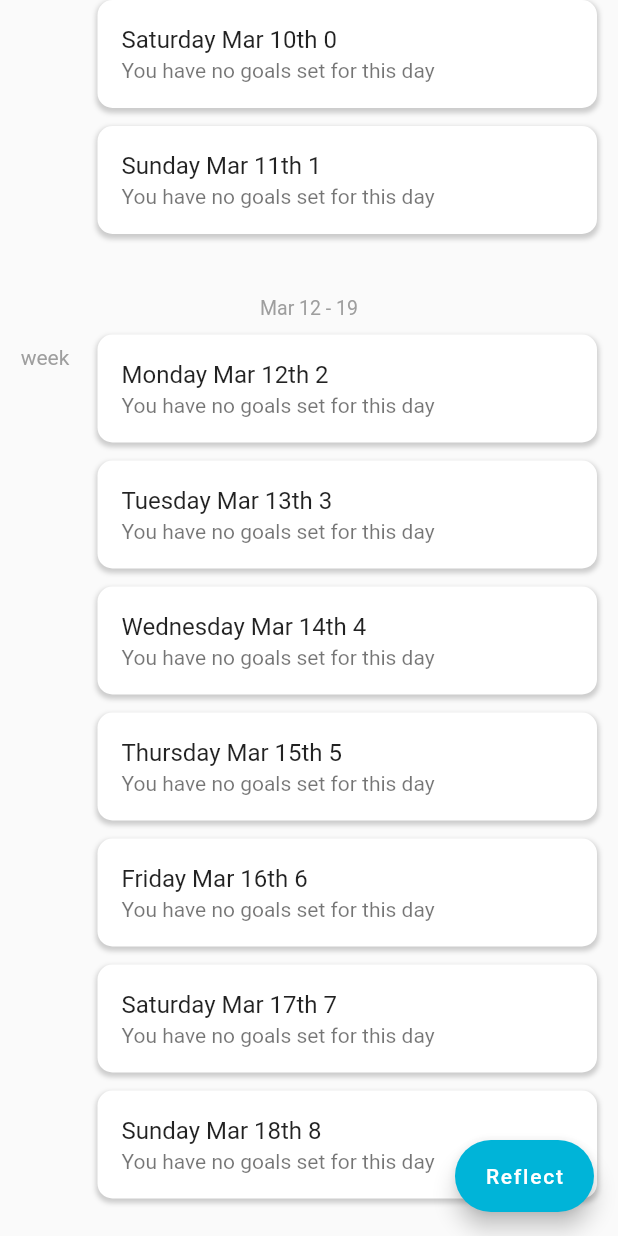
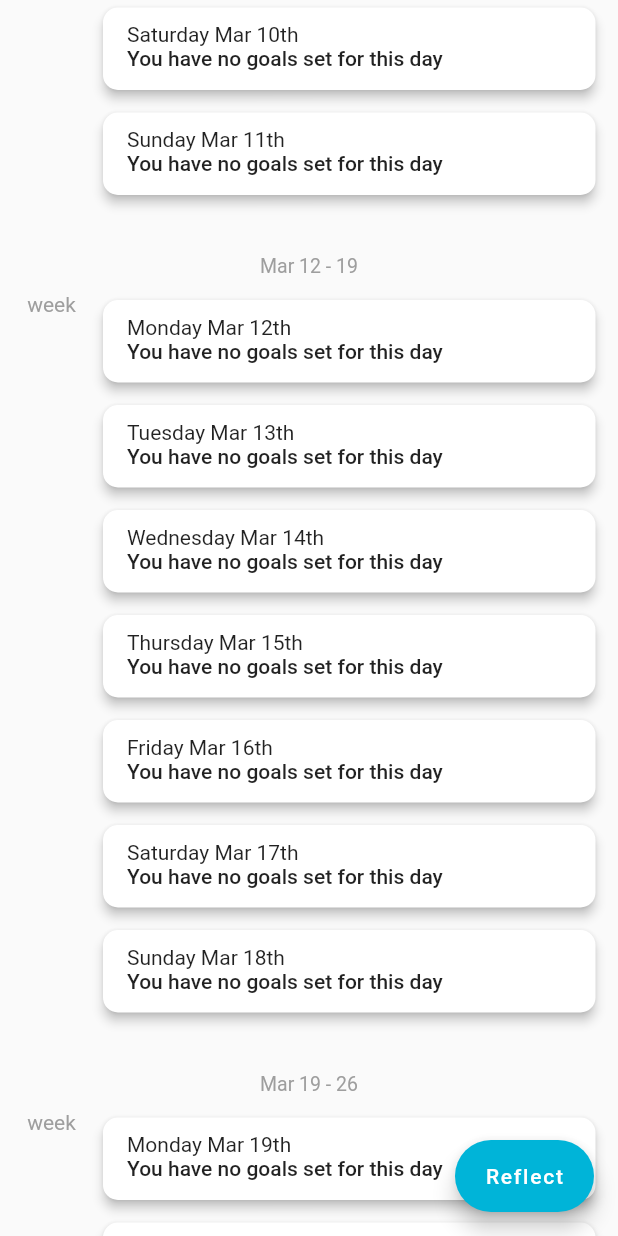
Before and after one commit to Sempakonka/dailygoalsapp, a Flutter app: the screen it shows after launch, on a phone screen of 412 x 824 dp. Run offline on Flutter 3.47's test engine with Material 2 defaults, Android fonts, the phone set to English and light mode, and no system bars; drawn by our look-alikes of scrollable_positioned_list; our stand-ins replace jiffy, tuple; missing offline and left inert: dart:ffi.

Commit message:
fixed render overflow in reflect page

```diff
--- a/lib/main.dart
+++ b/lib/main.dart
@@ -10,6 +10,7 @@ import 'package:flutter/material.dart';
 import 'package:flutter/scheduler.dart';
 import 'package:jiffy/jiffy.dart';
 import 'package:scrollable_positioned_list/scrollable_positioned_list.dart';
+import 'package:tuple/tuple.dart';
 
 void main() => runApp(
       MaterialApp(
@@ -57,7 +58,6 @@ class _HomePageState extends State<HomePage> {
       if (beginDate == curr) {
         escape = true;
       }
-      //   print(index);
       if (index > 4000) {
         escape = true;
       }
@@ -112,7 +112,6 @@ class _HomePageState extends State<HomePage> {
         });
       }
     });
-//    print("$showUp $showDown");
 
     currentDayIndex = _calculateCurrentDayIndex(previousMonth);
     SchedulerBinding.instance.addPostFrameCallback((_) {
@@ -121,20 +120,23 @@ class _HomePageState extends State<HomePage> {
         _scrollController.jumpTo(index: currentDayIndex);
       }
     });
-    if (isChoosingDayToReflect == null){
+    if (isChoosingDayToReflect == null) {
       isChoosingDayToReflect = false;
     }
     return Scaffold(
-      appBar:  isChoosingDayToReflect ? AppBar(
+      appBar: isChoosingDayToReflect
+          ? AppBar(
               elevation: 0,
               backgroundColor: Colors.transparent,
               leading: Container(),
               centerTitle: true,
-        title:
-
-          Text("Select a day", style: TextStyle(color: Theme.of(context).primaryColor), textAlign: TextAlign.center,),
-
-      ) : null,
+              title: Text(
+                "Select a day",
+                style: TextStyle(color: Theme.of(context).primaryColor),
+                textAlign: TextAlign.center,
+              ),
+            )
+          : null,
       body: ScrollablePositionedList.builder(
         itemPositionsListener: _positionListener,
         itemScrollController: _scrollController,
@@ -145,7 +147,8 @@ class _HomePageState extends State<HomePage> {
       floatingActionButton: Stack(
         alignment: AlignmentDirectional.center,
         children: [
-       !isChoosingDayToReflect ?   Align(
+          !isChoosingDayToReflect
+              ? Align(
                   alignment: Alignment.bottomRight,
                   child: FloatingActionButton.extended(
                     heroTag: "btn1",
@@ -155,7 +158,8 @@ class _HomePageState extends State<HomePage> {
                       Navigator.pushNamed(context, Reflect.routeName);
                     },
                   ),
-          ) : Container(),
+                )
+              : Container(),
           showDown
               ? Align(
                   alignment: AlignmentDirectional.bottomStart,
@@ -232,15 +236,10 @@ class _HomePageState extends State<HomePage> {
   Widget buildGoalsList(BuildContext context, DateTime dateTime, index) {
     DateTime onClickDate =
         new DateTime(dateTime.year, dateTime.month, (dateTime.day + index));
-    String curr = getCurrentDay().toString();
 
-    if (index > currentDayIndex + 30 || index < currentDayIndex - 30) {
-      //  print("button  and $index");
-    } else {
-      //    print("not button and  $index");
-    }
+    Tuple2<int, int> goalsReflectedOn = checkForReflectedGoals(onClickDate);
 
-    /// The Whole Card
+    /// The Whole item
     return new SizedBox(
       child: Column(
         children: [
@@ -270,13 +269,15 @@ class _HomePageState extends State<HomePage> {
                 )
               : Container(),
 
+          SizedBox(
+            height: goalsReflectedOn == null ? 70 : 110,
+            child: Row(
+              children: [
                 /// The row containing the left section of the card and the card itself.
-          Row(
-            children: [
+
                 /// The left section
-              SizedBox(
-                width: 60,
-                height: 70,
+                Expanded(
+                  flex: 1,
                   child: () {
                     if (onClickDate.weekday == 1 ||
                         onClickDate == getCurrentDay()) {
@@ -323,12 +324,15 @@ class _HomePageState extends State<HomePage> {
                                     /// the week number itself
                                     child: Center(
                                       child: Text(() {
-                                      return Jiffy(onClickDate).week.toString();
+                                        return Jiffy(onClickDate)
+                                            .week
+                                            .toString();
                                       }(),
                                           textAlign: TextAlign.center,
                                           style: TextStyle(
                                               color: Jiffy(onClickDate).week ==
-                                                    Jiffy(getCurrentDay()).week
+                                                      Jiffy(getCurrentDay())
+                                                          .week
                                                   ? Colors.white
                                                   : Theme.of(context)
                                                       .primaryColor,
@@ -348,32 +352,22 @@ class _HomePageState extends State<HomePage> {
 
                 /// the card itself (at the right)
                 Expanded(
-                child: Container(
+                  flex: 5,
+                  child: Padding(
+                    padding: EdgeInsets.fromLTRB(0, 5, 15, 10),
+                    child: RaisedButton(
                       ///decorations
-                  margin:
-                      EdgeInsets.only(left: 5, top: 0, right: 14, bottom: 12),
-                  decoration: BoxDecoration(
                       color: Colors.white,
-                      borderRadius: BorderRadius.only(
-                          topLeft: Radius.circular(10),
-                          topRight: Radius.circular(10),
-                          bottomLeft: Radius.circular(10),
-                          bottomRight: Radius.circular(10)),
-                      boxShadow: [
-                        BoxShadow(
-                          color: Colors.grey.withOpacity(0.5),
-                          spreadRadius: 1,
-                          blurRadius: 2,
-                          offset: Offset(0, 2),
-                        )
-                      ]),
+                      shape: RoundedRectangleBorder(
+                        borderRadius: BorderRadius.circular(10),
+                      ),
+
+                      elevation: 3,
 
                       /// the list tile with the onclick and the title and subtitle
-                  child: ListTile(
-                    onTap: () {
+                      onPressed: () {
                         if (isChoosingDayToReflect) {
-                        Navigator.pushNamed(
-                            context, reflectDay.routeName,
+                          Navigator.pushNamed(context, reflectDay.routeName,
                               arguments: onClickDate);
                         } else {
                           if (globals.activatedDays[onClickDate] == null) {
@@ -386,10 +380,16 @@ class _HomePageState extends State<HomePage> {
                               arguments: onClickDate);
                         }
                       },
-                    title: Text(
+
+                      child: Padding(
+                        padding: EdgeInsets.fromLTRB(0, 10, 0, 0),
+                        child: Column(
+                          crossAxisAlignment: CrossAxisAlignment.stretch,
+                          children: [
+                            Text(
                               () {
                                 String date =
-                            Jiffy(onClickDate).format("EEEE MMM do $index");
+                                    Jiffy(onClickDate).format("EEEE MMM do");
 
                                 return date;
                               }(),
@@ -397,31 +397,74 @@ class _HomePageState extends State<HomePage> {
                                   fontWeight: onClickDate == getCurrentDay()
                                       ? FontWeight.bold
                                       : FontWeight.normal),
+                              textAlign: TextAlign.start,
                             ),
-                    subtitle: Text(() {
+                            Text(
+                              () {
                                 int amountOfGoals =
                                     globals.activatedDays[onClickDate] == null
                                         ? 0
-                              : globals.activatedDays[onClickDate].goals.length;
+                                        : globals.activatedDays[onClickDate]
+                                            .goals.length;
 
                                 return amountOfGoals == 0
                                     ? "You have no goals set for this day"
-                          : "You have $amountOfGoals goals set for this day!";
-                    }()),
+                                    : "You have $amountOfGoals goals set for this day";
+                              }(),
+                              textAlign: TextAlign.start,
+                            ),
+                            goalsReflectedOn == null || (goalsReflectedOn.item1 == 0 && goalsReflectedOn.item2 == 0)
+                                ? Container()
+                                :
+                              Text(
+                                "You have reached ${goalsReflectedOn.item2} of you own goals ",
+                                style: TextStyle(color: Colors.green),
+                              ),
+                            goalsReflectedOn == null || (goalsReflectedOn.item1 == 0 && goalsReflectedOn.item2 == 0)
+                                ? Container()
+                                :
+                              Text(
+                                "${goalsReflectedOn.item1} goals you didn't.",
+                                style: TextStyle(color: Colors.red),
+                              ),
+
+                          ],
+                        ),
+                      ),
                     ),
                   ),
                 ),
               ],
+            ),
           ),
         ],
       ),
     );
   }
 
+  Tuple2<int, int> checkForReflectedGoals(DateTime dateTime) {
+    if (globals.activatedDays[dateTime]?.goals == null) {
+      return null;
+    } else {
+      Tuple2<int, int> reachedTuple = new Tuple2<int, int>(0, 0);
+      globals.activatedDays[dateTime]?.goals?.forEach(
+        (element) {
+          if (element.hasSucceeded == 0) {
+            reachedTuple = new Tuple2<int, int>(
+                reachedTuple.item1 + 1, reachedTuple.item2);
+          } else if (element.hasSucceeded == 1) {
+            reachedTuple = new Tuple2<int, int>(
+                reachedTuple.item1, reachedTuple.item2 + 1);
+          }
+        },
+      );
+      return reachedTuple;
+    }
+  }
+
   void activeCurrentDay() {
     List<GoalObject> test = new List<GoalObject>();
     globals.activatedDays.putIfAbsent(
         getCurrentDay(), () => DayObject("title", "discription", test));
-    print(getCurrentDay());
   }
 }
--- a/pubspec.yaml
+++ b/pubspec.yaml
@@ -11,6 +11,7 @@ environment:
 dependencies:
   jiffy: ^3.0.1
   scrollable_positioned_list: ^0.1.9
+  tuple: ^1.0.3
   flutter:
     sdk: flutter
 
```
Also changed, not shown: lib/reflectDay.dart (+46 -47 lines), pubspec.lock. Lines whose indentation alone changed are shown as unchanged.
